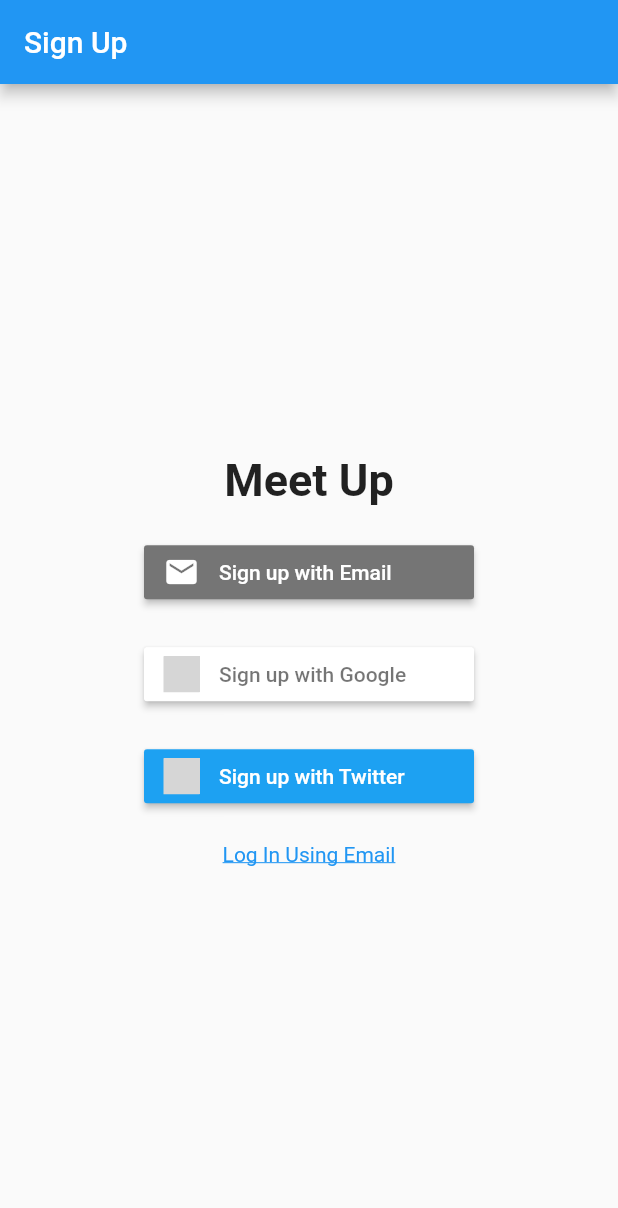
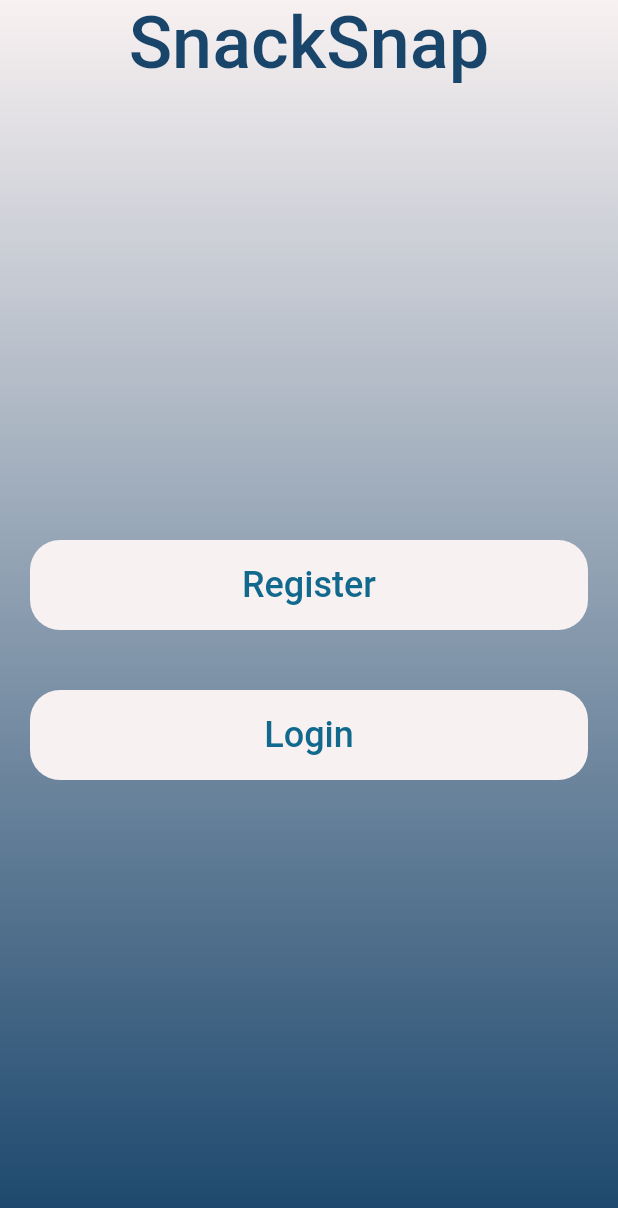
Before and after one commit to zeyneptezduyar/starthack-2021, a Flutter app: the screen it shows after launch, on a phone screen of 412 x 824 dp. Shown: the top 1208 px of the screen. Run offline on Flutter 3.47's test engine with Material 2 defaults, Android fonts, the light colour scheme and no system bars; our stand-ins replace camera, firebase_auth, firebase_core, firebase_database, flutter_signin_button; accounts and stored records are empty; grey boxes are pictures that could not be loaded.

Commit message:
Design UI/UX for Main Page

```diff
--- a/start_hack/lib/login.dart
+++ b/start_hack/lib/login.dart
@@ -15,61 +15,70 @@ class SignUp extends StatelessWidget {
 
   @override
   Widget build(BuildContext context) {
-    return Scaffold(
+    return Container(
+        decoration: BoxDecoration(
+            gradient: LinearGradient(
+          begin: Alignment.topCenter,
+          end: Alignment.bottomCenter,
+          colors: [
+            Color(0xFFF8F1F1),
+            Color(0xFF19456B),
+          ],
+        )),
+        child: Scaffold(
             appBar: AppBar(
-          title: Text(this.title),
+              title: Text('SnackSnap',
+                  style: TextStyle(
+                    color: Color(0xff19456b),
+                    fontSize: 48,
+                  )),
+              centerTitle: true,
+              backgroundColor: Colors.transparent,
+              elevation: 0,
             ),
+            backgroundColor: Colors.transparent,
             body: Center(
-          child: Column(mainAxisAlignment: MainAxisAlignment.center, children: <
-              Widget>[
+              child: Column(mainAxisAlignment: MainAxisAlignment.center, children: <Widget>[
                 Padding(
-              padding: EdgeInsets.all(10.0),
-              child: Text("Meet Up",
-                  style: TextStyle(
-                      fontWeight: FontWeight.bold,
-                      fontSize: 30,
-                      fontFamily: 'Roboto')),
-            ),
-            Padding(
-                padding: EdgeInsets.all(10.0),
-                child: SignInButton(
-                  Buttons.Email,
-                  text: "Sign up with Email",
+                    padding: EdgeInsets.all(20.0),
+                    child: Container(
+                        width: double.infinity,
+                        height: 60,
+                        child: FlatButton(
+                            shape: RoundedRectangleBorder(borderRadius: BorderRadius.circular(20)),
+                            color: Color(0xffF8F1F1),
                             onPressed: () {
                                 Navigator.push(
                                 context,
                                 MaterialPageRoute(builder: (context) => EmailSignUp(camera: camera)),
                               );
                             },
-                )),
+                            child: Text('Register',
+                                style: TextStyle(
+                                  color: Color(0xff11698E),
+                                  fontSize: 24,
+                                ))))),
                 Padding(
-                padding: EdgeInsets.all(10.0),
-                child: SignInButton(
-                  Buttons.Google,
-                  text: "Sign up with Google",
-                  onPressed: () {},
-                )),
-            Padding(
-                padding: EdgeInsets.all(10.0),
-                child: SignInButton(
-                  Buttons.Twitter,
-                  text: "Sign up with Twitter",
-                  onPressed: () {},
-                )),
-            Padding(
-                padding: EdgeInsets.all(10.0),
-                child: GestureDetector(
-                    child: Text("Log In Using Email",
-                        style: TextStyle(
-                            decoration: TextDecoration.underline,
-                            color: Colors.blue)),
-                    onTap: () {
+                    padding: EdgeInsets.all(20.0),
+                    child: Container(
+                        width: double.infinity,
+                        height: 60,
+                        child: FlatButton(
+                            shape: RoundedRectangleBorder(borderRadius: BorderRadius.circular(20)),
+                            color: Color(0xffF8F1F1),
+                            onPressed: () {
                                 Navigator.push(
                                 context,
                                 MaterialPageRoute(builder: (context) => EmailLogIn(camera: camera)),
                               );
-                    }))
+                            },
+                            child: Text('Login',
+                                style: TextStyle(
+                                  color: Color(0xff11698E),
+                                  fontSize: 24,
+                                )))))
               ]),
-        ));
+            )));
+
   }
 }
```
Lines whose indentation alone changed are shown as unchanged.
